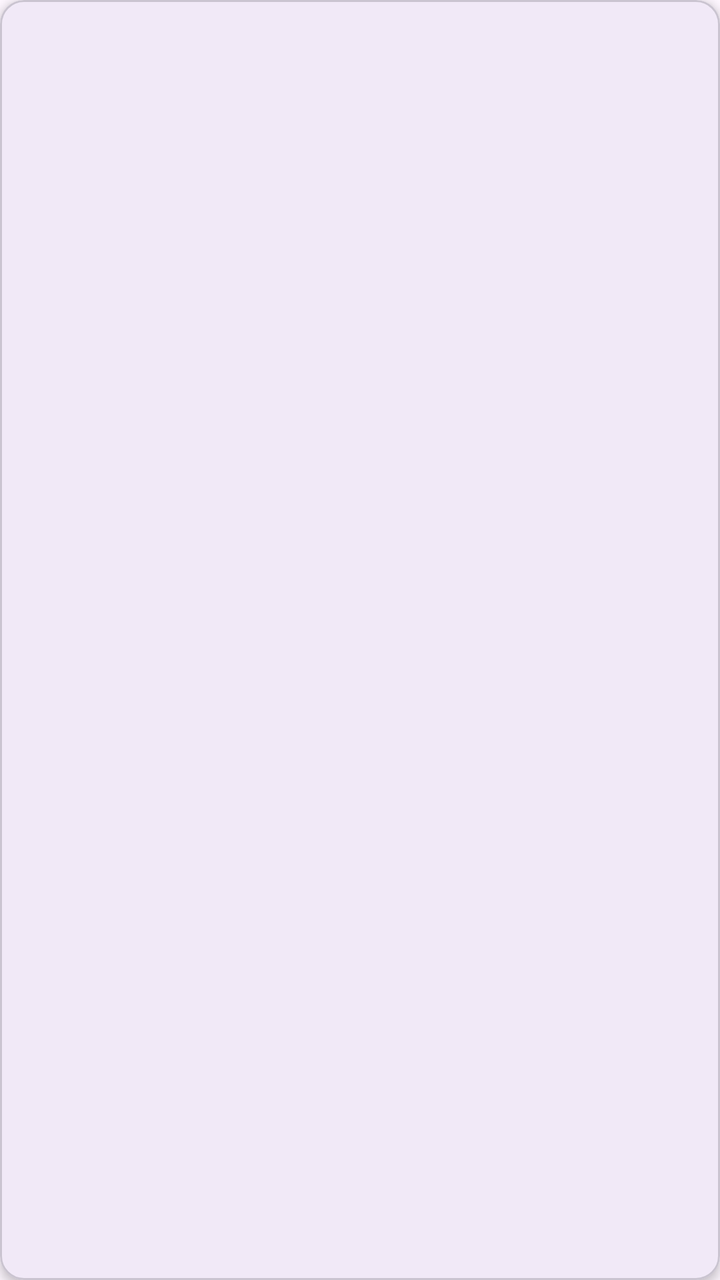
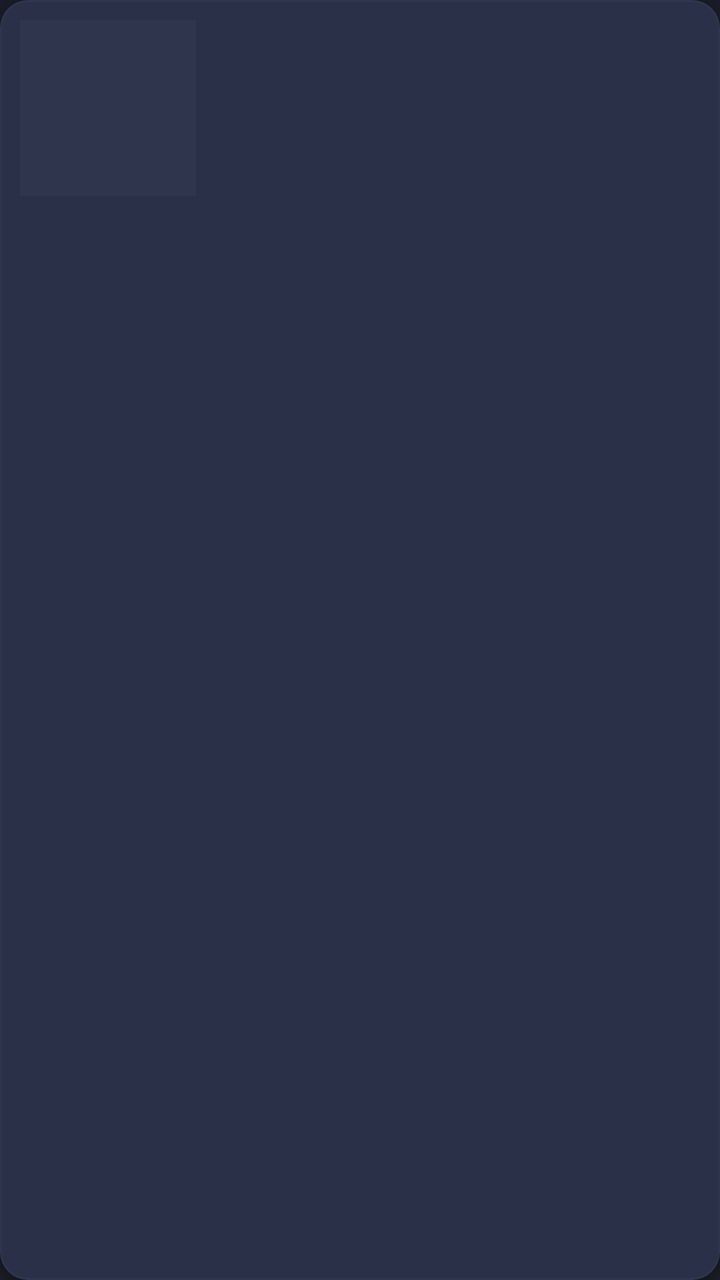

The first picture is an Android layout as it rendered before a commit; the second is the same layout after the commit. The layout source and the unified diff follow.
<!-- AndroidManifest.xml: application theme Theme.ITANESTour -->
<!-- res/layout/item_lugar.xml -->
<?xml version="1.0" encoding="utf-8"?>
<com.google.android.material.card.MaterialCardView xmlns:android="http://schemas.android.com/apk/res/android"
    xmlns:app="http://schemas.android.com/apk/res-auto"
    android:layout_width="match_parent"
    android:layout_height="wrap_content"
    android:layout_margin="6dp"
    app:cardCornerRadius="12dp"
    app:cardElevation="3dp">

    <LinearLayout
        android:orientation="horizontal"
        android:layout_width="match_parent"
        android:layout_height="wrap_content"
        android:padding="8dp">

        <ImageView
            android:id="@+id/imgLugar"
            android:layout_width="90dp"
            android:layout_height="90dp"
            android:scaleType="centerCrop" />

        <LinearLayout
            android:orientation="vertical"
            android:layout_width="0dp"
            android:layout_height="wrap_content"
            android:layout_weight="1"
            android:paddingStart="8dp">

            <TextView
                android:id="@+id/txtNombre"
                android:layout_width="match_parent"
                android:layout_height="wrap_content"
                android:textStyle="bold"
                android:textSize="15sp" />

            <TextView
                android:id="@+id/txtDesc"
                android:layout_width="match_parent"
                android:layout_height="wrap_content"
                android:textSize="12sp" />

            <TextView
                android:id="@+id/txtFav"
                android:layout_width="wrap_content"
                android:layout_height="wrap_content"
                android:text="★ Favorito"
                android:visibility="gone" />
        </LinearLayout>
    </LinearLayout>
</com.google.android.material.card.MaterialCardView>
<!-- resources referenced by this layout -->
<resources>
  <style name="Theme.ITANESTour" parent="Base.Theme.ITANESTour" />
  <style name="Base.Theme.ITANESTour" parent="Theme.Material3.DayNight.NoActionBar">
          
          
      </style>
</resources>

<!-- the commit's change to res/layout/item_lugar.xml (unified diff, before → after) -->
@@ -4,46 +4,55 @@
     android:layout_width="match_parent"
     android:layout_height="wrap_content"
     android:layout_margin="6dp"
-    app:cardCornerRadius="12dp"
-    app:cardElevation="3dp">
+    app:cardBackgroundColor="@color/tn_surface"
+    app:cardCornerRadius="14dp"
+    app:cardElevation="2dp"
+    app:strokeColor="@color/tn_surface_light"
+    app:strokeWidth="1dp">
 
     <LinearLayout
         android:orientation="horizontal"
         android:layout_width="match_parent"
         android:layout_height="wrap_content"
-        android:padding="8dp">
+        android:padding="10dp">
 
         <ImageView
             android:id="@+id/imgLugar"
-            android:layout_width="90dp"
-            android:layout_height="90dp"
-            android:scaleType="centerCrop" />
+            android:layout_width="88dp"
+            android:layout_height="88dp"
+            android:scaleType="centerCrop"
+            android:background="@color/tn_surface_light" />
 
         <LinearLayout
             android:orientation="vertical"
             android:layout_width="0dp"
             android:layout_height="wrap_content"
             android:layout_weight="1"
-            android:paddingStart="8dp">
+            android:paddingStart="10dp">
 
             <TextView
                 android:id="@+id/txtNombre"
                 android:layout_width="match_parent"
                 android:layout_height="wrap_content"
                 android:textStyle="bold"
-                android:textSize="15sp" />
+                android:textSize="15sp"
+                android:textColor="@color/tn_fg" />
 
             <TextView
                 android:id="@+id/txtDesc"
                 android:layout_width="match_parent"
                 android:layout_height="wrap_content"
-                android:textSize="12sp" />
+                android:textSize="12sp"
+                android:textColor="@color/tn_muted"
+                android:maxLines="3" />
 
             <TextView
                 android:id="@+id/txtFav"
                 android:layout_width="wrap_content"
                 android:layout_height="wrap_content"
-                android:text="★ Favorito"
+                android:text="Favorito"
+                android:textSize="11sp"
+                android:textColor="@color/tn_yellow"
                 android:visibility="gone" />
         </LinearLayout>
     </LinearLayout>
<!-- resource entries referenced after the edit -->
@@ -1,9 +1,26 @@
 <!-- resources referenced by this layout -->
 <resources>
+  <color name="tn_fg">#FFC0CAF5</color>
+  <color name="tn_muted">#FF565F89</color>
+  <color name="tn_surface">#FF24283B</color>
+  <color name="tn_surface_light">#FF2F354D</color>
+  <color name="tn_yellow">#FFE0AF68</color>
   <style name="Theme.ITANESTour" parent="Base.Theme.ITANESTour" />
   <style name="Base.Theme.ITANESTour" parent="Theme.Material3.DayNight.NoActionBar">
-          
-          
+          <item name="android:windowBackground">@color/tn_bg</item>
+          <item name="android:statusBarColor">@color/tn_bg_dark</item>
+          <item name="android:navigationBarColor">@color/tn_bg_dark</item>
+          <item name="colorPrimary">@color/tn_blue</item>
+          <item name="colorOnPrimary">@color/tn_bg_dark</item>
+          <item name="colorSecondary">@color/tn_cyan</item>
+          <item name="colorSurface">@color/tn_surface</item>
+          <item name="colorOnSurface">@color/tn_fg</item>
+          <item name="android:textColorPrimary">@color/tn_fg</item>
+          <item name="android:textColorSecondary">@color/tn_muted</item>
       </style>
+  <color name="tn_bg">#FF1A1B26</color>
+  <color name="tn_bg_dark">#FF16161E</color>
+  <color name="tn_blue">#FF7AA2F7</color>
+  <color name="tn_cyan">#FF7DCFFF</color>
 </resources>
 
